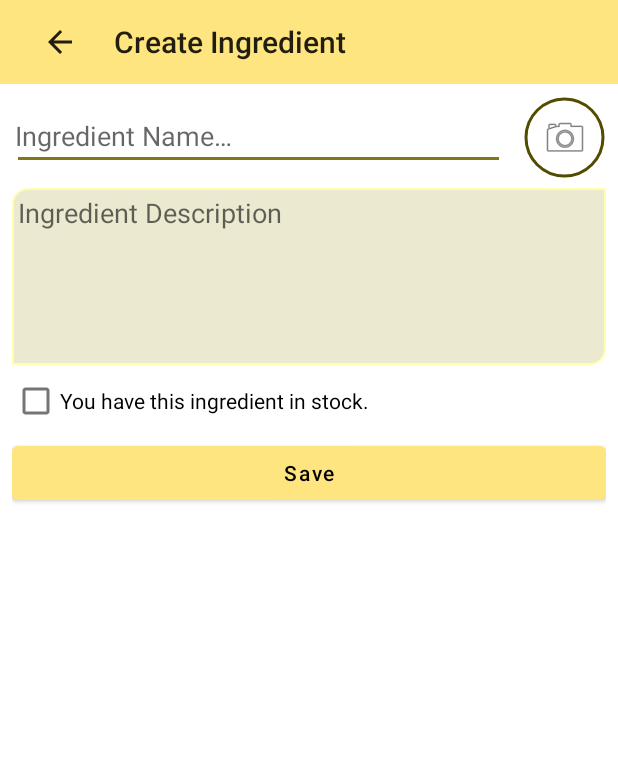
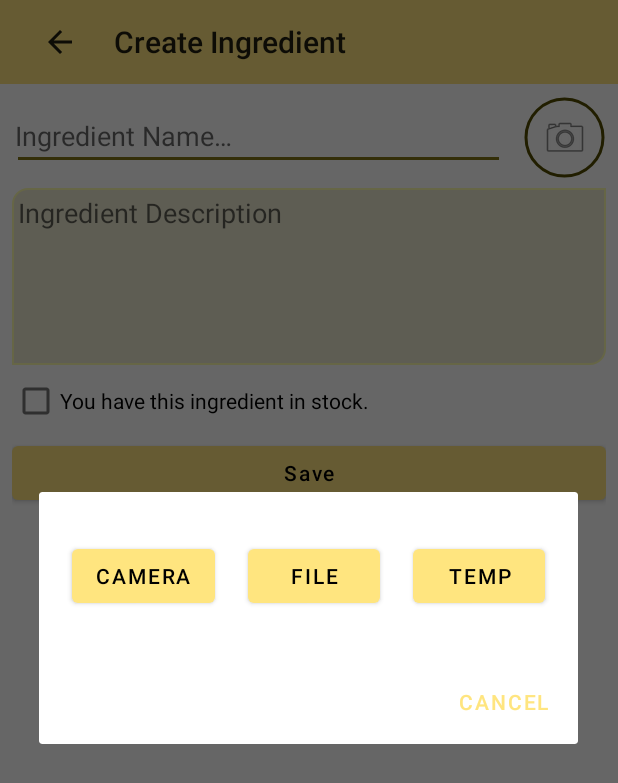
Before and after one commit to p0ppy-fl0w3r/hammered, an Android app: the CreateIngredientActivity screen opened directly, with no data from a screen before it, after a tap on "Add ingredient image", on a phone screen of 412 x 824 dp. Shown: the top 783 px of the screen. Run offline under Robolectric (Android 15) with nearby library versions, the light colour scheme and no system bars; our stand-ins replace Room's generated code, Timber, data binding; Roboto replaces fonts that are not available here.

Commit message:
Added capture image to "add ingredient"
Added a dialog that will allow the user to select a image file or
capture a new image using their camera.

```diff
--- a/app/src/main/java/com/fl0w3r/hammered/Constants.kt
+++ b/app/src/main/java/com/fl0w3r/hammered/Constants.kt
@@ -73,4 +73,5 @@ object Constants {
     // Mixer settings
     const val SELECT_ALL = "select_all_ingredients"
     const val SELECT_COMBINATION = "select_combination"
+
 }
--- a/app/src/main/java/com/fl0w3r/hammered/database/Database.kt
+++ b/app/src/main/java/com/fl0w3r/hammered/database/Database.kt
@@ -12,7 +12,7 @@ import com.fl0w3r.hammered.entities.relations.IngredientCocktailRef
 @Database(
     entities = [Cocktail::class, Ingredient::class, IngredientCocktailRef::class],
     exportSchema = false,
-    version = 7
+    version = 8
 )
 abstract class CocktailDatabase : RoomDatabase() {
 
--- /dev/null
+++ b/app/src/main/java/com/fl0w3r/hammered/dialog/ImageCaptureDialog.kt
@@ -0,0 +1,38 @@
+package com.fl0w3r.hammered.dialog
+
+import android.annotation.SuppressLint
+import android.app.AlertDialog
+import android.app.Dialog
+import android.os.Bundle
+import android.widget.Button
+import androidx.fragment.app.DialogFragment
+import com.fl0w3r.hammered.R
+import java.lang.IllegalStateException
+
+class ImageCaptureDialog(val cameraButton: () -> Unit, val fileButton: () -> Unit) :
+    DialogFragment() {
+    @SuppressLint("InflateParams")
+    override fun onCreateDialog(savedInstanceState: Bundle?): Dialog {
+        val layoutInflater = requireActivity().layoutInflater
+        val dialogView = layoutInflater.inflate(R.layout.image_capture_layout, null)
+
+
+        dialogView.findViewById<Button>(R.id.cameraButton).setOnClickListener {
+            cameraButton()
+            this.dismiss()
+        }
+        dialogView.findViewById<Button>(R.id.fileButton).setOnClickListener {
+            fileButton()
+            this.dismiss()
+        }
+
+        return activity?.let {
+            val builder = AlertDialog.Builder(it)
+                .setNegativeButton("Cancel") { dialog, _ ->
+                    dialog.cancel()
+                }
+                .setView(dialogView)
+            builder.create()
+        } ?: throw IllegalStateException("Activity can't be null")
+    }
+}
--- a/app/src/main/java/com/fl0w3r/hammered/entities/Ingredient.kt
+++ b/app/src/main/java/com/fl0w3r/hammered/entities/Ingredient.kt
@@ -6,7 +6,7 @@ import com.fl0w3r.hammered.ingredients.IngredientData
 
 @Entity
 data class Ingredient(
-    @PrimaryKey(autoGenerate = false) var ingredient_id: Long,
+    @PrimaryKey(autoGenerate = true) var ingredient_id: Long = 0,
     var ingredient_name: String,
     var ingredient_description: String,
     var ingredient_image: String,
--- a/app/src/main/java/com/fl0w3r/hammered/ingredients/createIngredient/CreateIngredientActivity.kt
+++ b/app/src/main/java/com/fl0w3r/hammered/ingredients/createIngredient/CreateIngredientActivity.kt
@@ -2,18 +2,22 @@ package com.fl0w3r.hammered.ingredients.createIngredient
 
 import android.app.Activity
 import android.content.Intent
+import android.graphics.Bitmap
 import android.graphics.BitmapFactory
 import androidx.appcompat.app.AppCompatActivity
 import android.os.Bundle
+import android.provider.MediaStore
 import android.widget.Toast
 import androidx.activity.result.contract.ActivityResultContracts
 import androidx.databinding.DataBindingUtil
 import androidx.lifecycle.ViewModelProvider
 import com.bumptech.glide.Glide
 import com.bumptech.glide.request.RequestOptions
+import com.fl0w3r.hammered.Constants
 import com.fl0w3r.hammered.R
 import com.fl0w3r.hammered.databinding.ActivityCreateIngredientBinding
 import com.fl0w3r.hammered.dialog.CancelAlertDialog
+import com.fl0w3r.hammered.dialog.ImageCaptureDialog
 import com.fl0w3r.hammered.dialog.WarningDialog
 import com.fl0w3r.hammered.entities.Ingredient
 import  com.fl0w3r.hammered.utils.UiUtils
@@ -29,21 +33,41 @@ class CreateIngredientActivity : AppCompatActivity() {
 
     private lateinit var currentIngredient: Ingredient
 
-    private val resultLauncher =
+    private val cameraResultLauncher =
         registerForActivityResult(ActivityResultContracts.StartActivityForResult()) {
             if (it.resultCode == Activity.RESULT_OK) {
+
+                val imageData = it.data?.extras?.get("data")
+                imageEncoded = UiUtils.encodeToBase64(imageData as Bitmap)
+
+                Glide.with(this).load(imageData)
+                    .apply(RequestOptions().error(R.drawable.no_drinks))
+                    .into(binding.addIngredientImage)
+            }
+        }
+
+
+    private val fileResultLauncher =
+        registerForActivityResult(ActivityResultContracts.StartActivityForResult()) {
+            if (it.resultCode == Activity.RESULT_OK) {
+
                 imageUrl = it.data?.data.toString()
 
                 val inputStream = contentResolver.openInputStream(it.data?.data!!)
 
-                imageEncoded = UiUtils.encodeToBase64(BitmapFactory.decodeStream(inputStream))
+                imageEncoded =
+                    UiUtils.encodeToBase64(BitmapFactory.decodeStream(inputStream))
 
                 val newCocktailImage = binding.addIngredientImage
                 // Display the selected image in the add image button
                 Glide.with(this).load(imageUrl)
-                    .apply(RequestOptions().error(R.drawable.no_drinks)).into(newCocktailImage)
+                    .apply(RequestOptions().error(R.drawable.no_drinks))
+                    .into(newCocktailImage)
+
             }
+
         }
+
 
     private lateinit var binding: ActivityCreateIngredientBinding
 
@@ -56,7 +80,9 @@ class CreateIngredientActivity : AppCompatActivity() {
         binding =
             DataBindingUtil.setContentView(this, R.layout.activity_create_ingredient)
 
-        getImage()
+        // Click listeners
+        binding.addIngredientImage.setOnClickListener { openImageDialog() }
+
         saveIngredient()
         cancelAndGoBack()
 
@@ -105,16 +131,28 @@ class CreateIngredientActivity : AppCompatActivity() {
         }
     }
 
-    private fun getImage() {
-        binding.addIngredientImage.setOnClickListener {
-            val result = Intent(Intent.ACTION_OPEN_DOCUMENT).apply {
-                addCategory(Intent.CATEGORY_OPENABLE)
-                type = "image/*"
-            }
+    private fun openImageDialog() {
+        // TODO add a dialog
+        ImageCaptureDialog({ getCapturedImage() }, { getImageFile() }).show(supportFragmentManager, "ImageCaptureDialog")
 
-            resultLauncher.launch(result)
+    }
 
+    private fun getPlaceHolderImage() {}
+
+    private fun getCapturedImage() {
+        val captureResult = Intent(MediaStore.ACTION_IMAGE_CAPTURE)
+
+        cameraResultLauncher.launch(captureResult)
+    }
+
+    private fun getImageFile() {
+
+        val result = Intent(Intent.ACTION_OPEN_DOCUMENT).apply {
+            addCategory(Intent.CATEGORY_OPENABLE)
+            type = "image/*"
         }
+
+        fileResultLauncher.launch(result)
     }
 
     private fun saveIngredient() {
@@ -125,7 +163,6 @@ class CreateIngredientActivity : AppCompatActivity() {
             if (!isEdit) {
                 if (ingredientName.isNotBlank()) {
                     val mIngredient = Ingredient(
-                        ingredient_id = Long.MIN_VALUE,
                         ingredient_name = ingredientName,
                         ingredient_description = ingredientDescription,
                         inStock = isInStock,
--- a/app/src/main/java/com/fl0w3r/hammered/ingredients/createIngredient/CreateIngredientViewModel.kt
+++ b/app/src/main/java/com/fl0w3r/hammered/ingredients/createIngredient/CreateIngredientViewModel.kt
@@ -21,8 +21,6 @@ class CreateIngredientViewModel(application: Application) : AndroidViewModel(app
 
     private val _ingredientExists = MutableLiveData<Boolean?>()
 
-    private val _lastIngredientId = MutableLiveData<Long>()
-
     val ingredientExists: LiveData<Boolean?>
         get() = _ingredientExists
 
@@ -32,9 +30,6 @@ class CreateIngredientViewModel(application: Application) : AndroidViewModel(app
     val currentIngredient: LiveData<Ingredient?>
         get() = _currentIngredient
 
-    init {
-        getLastIngredientId()
-    }
 
     private fun addIngredient(ingredient: Ingredient) {
         viewModelScope.launch {
@@ -58,7 +53,6 @@ class CreateIngredientViewModel(application: Application) : AndroidViewModel(app
             val mIngredient = repository.getIngredient(ingredient.ingredient_name)
 
             if (mIngredient == null) {
-                ingredient.ingredient_id = _lastIngredientId.value?.plus(1) ?: 1
                 addIngredient(ingredient)
             }
             else {
@@ -93,10 +87,5 @@ class CreateIngredientViewModel(application: Application) : AndroidViewModel(app
         _newIngredient.value = null
     }
 
-    private fun getLastIngredientId() {
-        viewModelScope.launch {
-            _lastIngredientId.value = repository.getLastIngredientId() ?: 0
-        }
-    }
 
 }
--- /dev/null
+++ b/app/src/main/res/layout/image_capture_layout.xml
@@ -0,0 +1,42 @@
+<?xml version="1.0" encoding="utf-8"?>
+<androidx.constraintlayout.widget.ConstraintLayout xmlns:android="http://schemas.android.com/apk/res/android"
+    xmlns:app="http://schemas.android.com/apk/res-auto"
+    xmlns:tools="http://schemas.android.com/tools"
+    android:layout_width="match_parent"
+    android:layout_height="wrap_content">
+
+    <Button
+        android:id="@+id/cameraButton"
+        android:layout_width="wrap_content"
+        android:layout_height="wrap_content"
+        android:text="@string/camera"
+        app:layout_constraintBottom_toBottomOf="parent"
+        app:layout_constraintEnd_toStartOf="@+id/fileButton"
+        app:layout_constraintHorizontal_bias="0.5"
+        app:layout_constraintStart_toStartOf="parent"
+        app:layout_constraintTop_toTopOf="parent" />
+
+    <Button
+        android:id="@+id/fileButton"
+        android:layout_width="wrap_content"
+        android:layout_marginTop="32dp"
+        android:layout_marginBottom="32dp"
+        android:layout_height="wrap_content"
+        android:text="@string/file"
+        app:layout_constraintBottom_toBottomOf="parent"
+        app:layout_constraintEnd_toStartOf="@+id/tempButton"
+        app:layout_constraintHorizontal_bias="0.5"
+        app:layout_constraintStart_toEndOf="@+id/cameraButton"
+        app:layout_constraintTop_toTopOf="parent" />
+
+    <Button
+        android:id="@+id/tempButton"
+        android:layout_width="wrap_content"
+        android:layout_height="wrap_content"
+        android:text="@string/temp"
+        app:layout_constraintBottom_toBottomOf="parent"
+        app:layout_constraintEnd_toEndOf="parent"
+        app:layout_constraintHorizontal_bias="0.5"
+        app:layout_constraintStart_toEndOf="@+id/fileButton"
+        app:layout_constraintTop_toTopOf="parent" />
+</androidx.constraintlayout.widget.ConstraintLayout>
--- a/app/src/main/res/values/strings.xml
+++ b/app/src/main/res/values/strings.xml
@@ -90,4 +90,7 @@
     <string name="delete_info">Delete current ingredient.</string>
     <string name="edit_current_ingredient">Edit current ingredient.</string>
     <string name="add">Add</string>
+    <string name="camera">Camera</string>
+    <string name="file">File</string>
+    <string name="temp">Temp</string>
 </resources>
```
